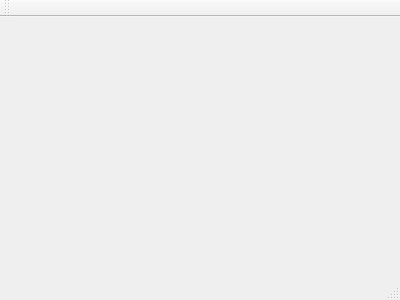
The window that Verk1_2/mainscreen.ui (steinarb08/Verkefni1_2) describes before a commit, drawn with Qt 5.
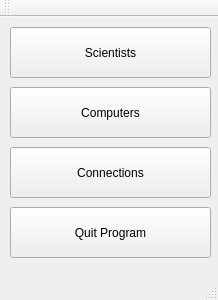
The same window after the commit.

Commit message: removed old files, added buttons to mainscreen w. working quit button

Patch:
```diff
--- a/Verk1_2/mainscreen.ui
+++ b/Verk1_2/mainscreen.ui
@@ -1,24 +1,92 @@
 <ui version="4.0">
  <class>MainScreen</class>
- <widget class="QMainWindow" name="MainScreen" >
-  <property name="geometry" >
+ <widget class="QMainWindow" name="MainScreen">
+  <property name="geometry">
    <rect>
     <x>0</x>
     <y>0</y>
-    <width>400</width>
+    <width>218</width>
     <height>300</height>
    </rect>
   </property>
   <property name="windowTitle" >
    <string>MainScreen</string>
   </property>
-  <widget class="QMenuBar" name="menuBar" />
-  <widget class="QToolBar" name="mainToolBar" />
-  <widget class="QWidget" name="centralWidget" />
-  <widget class="QStatusBar" name="statusBar" />
+  <widget class="QWidget" name="centralWidget">
+   <widget class="QPushButton" name="btnPerson">
+    <property name="geometry">
+     <rect>
+      <x>10</x>
+      <y>10</y>
+      <width>201</width>
+      <height>51</height>
+     </rect>
+    </property>
+    <property name="text">
+     <string>Scientists</string>
+    </property>
+   </widget>
+   <widget class="QPushButton" name="btnComputer">
+    <property name="geometry">
+     <rect>
+      <x>10</x>
+      <y>70</y>
+      <width>201</width>
+      <height>51</height>
+     </rect>
+    </property>
+    <property name="text">
+     <string>Computers</string>
+    </property>
+   </widget>
+   <widget class="QPushButton" name="btnConnection">
+    <property name="geometry">
+     <rect>
+      <x>10</x>
+      <y>130</y>
+      <width>201</width>
+      <height>51</height>
+     </rect>
+    </property>
+    <property name="text">
+     <string>Connections</string>
+    </property>
+   </widget>
+   <widget class="QPushButton" name="btnQuit">
+    <property name="geometry">
+     <rect>
+      <x>10</x>
+      <y>190</y>
+      <width>201</width>
+      <height>51</height>
+     </rect>
+    </property>
+    <property name="text">
+     <string>Quit Program</string>
+    </property>
+   </widget>
+  </widget>
+  <widget class="QMenuBar" name="menuBar">
+   <property name="geometry">
+    <rect>
+     <x>0</x>
+     <y>0</y>
+     <width>218</width>
+     <height>26</height>
+    </rect>
+   </property>
+  </widget>
+  <widget class="QToolBar" name="mainToolBar">
+   <attribute name="toolBarArea">
+    <enum>TopToolBarArea</enum>
+   </attribute>
+   <attribute name="toolBarBreak">
+    <bool>false</bool>
+   </attribute>
+  </widget>
+  <widget class="QStatusBar" name="statusBar"/>
  </widget>
- <layoutDefault spacing="6" margin="11" />
- <pixmapfunction></pixmapfunction>
+ <layoutdefault spacing="6" margin="11"/>
  <resources/>
  <connections/>
 </ui>
```
Left out of the diff: 3 changed lines with no effect on the pictures. The commit also changes 5 other files.
